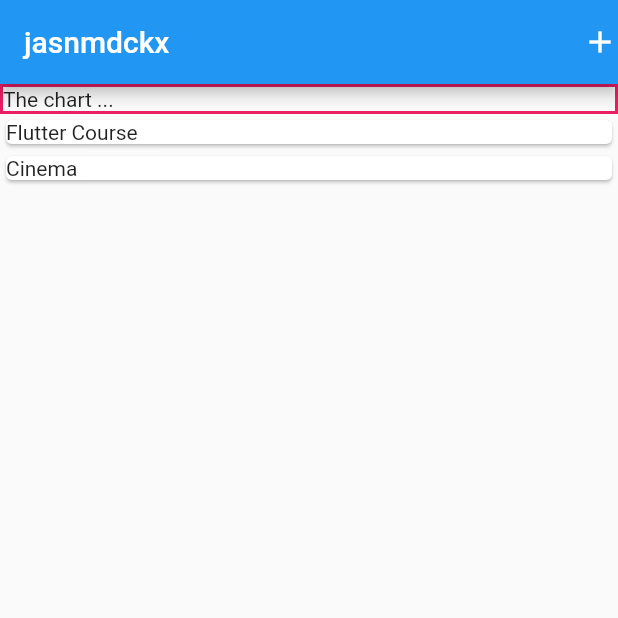
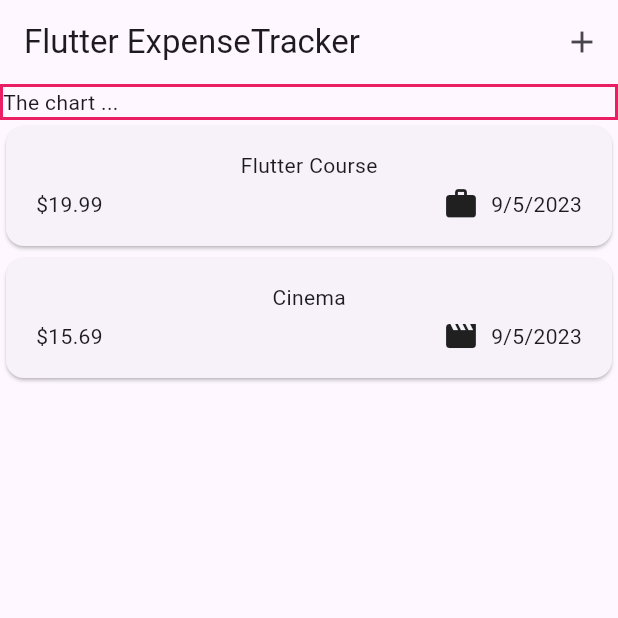
Before and after one commit to DungxLas/-Flutter-Expense_Tracker, a Flutter app: the screen it shows after launch, on a phone screen of 412 x 824 dp, the top half of it. Run offline on Flutter 3.47's test engine with Material 2 defaults, Android fonts, the phone set to English and light mode, and no system bars.

Commit message:
05/09/2023

```diff
--- a/lib/main.dart
+++ b/lib/main.dart
@@ -2,7 +2,8 @@ import 'package:expense_tracker/widgets/expense_tracker.dart';
 import 'package:flutter/material.dart';
 
 void main() {
-  runApp(const MaterialApp(
+  runApp(MaterialApp(
+    theme: ThemeData(useMaterial3: true),
     home: ExpenseTracker(),
   ));
 }
--- a/lib/models/expense.dart
+++ b/lib/models/expense.dart
@@ -1,8 +1,19 @@
+import 'package:flutter/material.dart';
+import 'package:intl/intl.dart';
 import 'package:uuid/uuid.dart';
+
+final formatter = DateFormat.yMd();
 
 const uuid = Uuid();
 
 enum Category { food, travel, leisure, work }
+
+const categoryIcons = {
+  Category.food: Icons.lunch_dining,
+  Category.travel: Icons.flight_takeoff,
+  Category.leisure: Icons.movie,
+  Category.work: Icons.work,
+};
 
 class Expense {
   final String id;
@@ -17,4 +28,8 @@ class Expense {
     required this.amount,
     required this.date,
   }) : id = uuid.v4();
+
+  String get formattedDate {
+    return formatter.format(date);
+  }
 }
--- a/lib/widgets/expense_tracker.dart
+++ b/lib/widgets/expense_tracker.dart
@@ -1,5 +1,6 @@
 import 'package:expense_tracker/widgets/expenses_list/expenses_list.dart';
 import 'package:expense_tracker/models/expense.dart';
+import 'package:expense_tracker/widgets/new_expense.dart';
 import 'package:flutter/material.dart';
 
 class ExpenseTracker extends StatefulWidget {
@@ -25,14 +26,24 @@ class _ExpenseTrackerState extends State<ExpenseTracker> {
     ),
   ];
 
+  void _openAddExpenseOverlay() {
+    showModalBottomSheet(
+      context: context,
+      builder: (ctx) => NewExpense(),
+    );
+  }
+
   @override
   Widget build(BuildContext context) {
     return Scaffold(
       appBar: AppBar(
-        title: const Text('jasnmdckx'),
-        actions: const [
-          Icon(
-            Icons.add,
+        title: const Text('Flutter ExpenseTracker'),
+        actions: [
+          IconButton(
+            onPressed: _openAddExpenseOverlay,
+            icon: Icon(
+              Icons.add,
+            ),
           ),
         ],
       ),
--- a/lib/widgets/expenses_list/expense_item.dart
+++ b/lib/widgets/expenses_list/expense_item.dart
@@ -9,9 +9,35 @@ class ExpenseItem extends StatelessWidget {
   @override
   Widget build(BuildContext context) {
     return Card(
-      child: Text(
-        expense.title,
-      ),
+      child: Padding(
+          padding: const EdgeInsets.symmetric(
+            horizontal: 20,
+            vertical: 16,
+          ),
+          child: Column(
+            children: [
+              Text(expense.title),
+              const SizedBox(height: 4),
+              Row(
+                children: [
+                  Text('\$${expense.amount.toStringAsFixed(2)}'),
+                  const Spacer(),
+                  Row(
+                    children: [
+                      Icon(categoryIcons[expense.category]),
+                      SizedBox(
+                        width: 8,
+                      ),
+                      Text(expense.formattedDate),
+                    ],
+                  )
+                ],
+              ),
+              Row(
+                children: [],
+              )
+            ],
+          )),
     );
   }
 }
--- a/pubspec.yaml
+++ b/pubspec.yaml
@@ -36,6 +36,7 @@ dependencies:
   # Use with the CupertinoIcons class for iOS style icons.
   cupertino_icons: ^1.0.2
   uuid: ^4.0.0
+  intl: ^0.18.1
 
 dev_dependencies:
   flutter_test:
```
Also changed, not shown: lib/widgets/new_expense.dart (added, +43 -0 lines), pubspec.lock.
